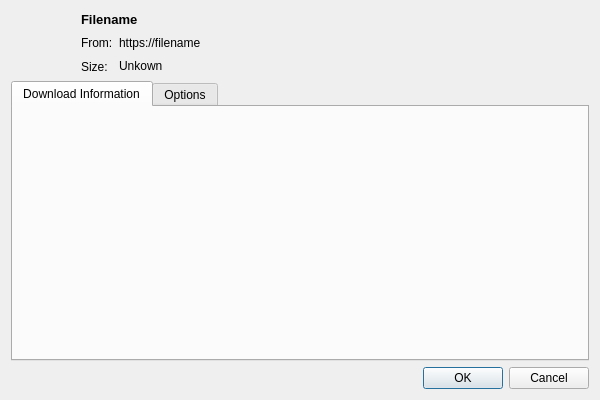
setvisible/ArrowDL, file src/dialogs/informationdialog.ui: the form before one commit.
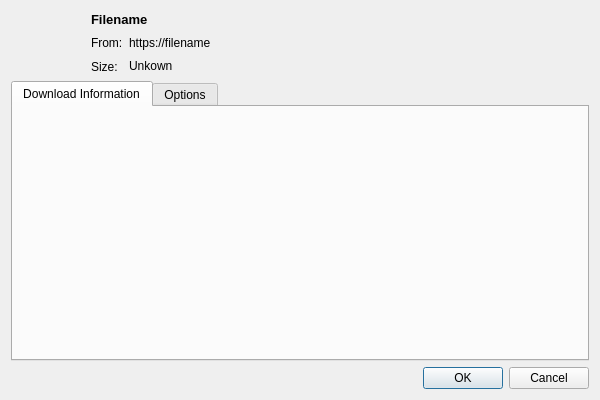
The form after the commit. Icons and pictures are not drawn. Custom widgets are drawn as their Qt base class.

Patch:
```diff
--- a/src/dialogs/informationdialog.ui
+++ b/src/dialogs/informationdialog.ui
@@ -13,33 +13,17 @@
   <property name="modal">
    <bool>true</bool>
   </property>
-  <layout class="QVBoxLayout" name="verticalLayout">
+  <layout class="QVBoxLayout" name="verticalLayout" stretch="0,1,0">
    <item>
-    <layout class="QGridLayout" name="gridLayout" columnstretch="0,0,1">
-     <item row="2" column="1">
-      <widget class="QLabel" name="sizeLabel">
-       <property name="text">
-        <string>Size:</string>
-       </property>
-      </widget>
-     </item>
+    <layout class="QGridLayout" name="gridLayout" rowstretch="0,0,0" columnstretch="0,0,0,1">
      <item row="1" column="2">
-      <widget class="QLabel" name="urlLineEdit">
-       <property name="focusPolicy">
-        <enum>Qt::StrongFocus</enum>
-       </property>
+      <widget class="QLabel" name="urlLabel">
        <property name="text">
-        <string notr="true">https://filename</string>
-       </property>
-       <property name="wordWrap">
-        <bool>true</bool>
-       </property>
-       <property name="textInteractionFlags">
-        <set>Qt::LinksAccessibleByMouse|Qt::TextSelectableByKeyboard|Qt::TextSelectableByMouse</set>
+        <string>From:</string>
        </property>
       </widget>
      </item>
-     <item row="0" column="1" colspan="2">
+     <item row="0" column="2" colspan="2">
       <widget class="QLabel" name="fileNameLineEdit">
        <property name="font">
         <font>
@@ -62,14 +46,7 @@
        </property>
       </widget>
      </item>
-     <item row="1" column="1">
-      <widget class="QLabel" name="urlLabel">
-       <property name="text">
-        <string>From:</string>
-       </property>
-      </widget>
-     </item>
-     <item row="2" column="2">
+     <item row="2" column="3">
       <widget class="QLabel" name="sizeLineEdit">
        <property name="focusPolicy">
         <enum>Qt::StrongFocus</enum>
@@ -82,6 +59,13 @@
        </property>
       </widget>
      </item>
+     <item row="2" column="2">
+      <widget class="QLabel" name="sizeLabel">
+       <property name="text">
+        <string>Size:</string>
+       </property>
+      </widget>
+     </item>
      <item row="0" column="0" rowspan="3">
       <widget class="QLabel" name="fileIcon">
        <property name="minimumSize">
@@ -104,6 +88,41 @@
        </property>
        <property name="scaledContents">
         <bool>true</bool>
+       </property>
+       <property name="margin">
+        <number>8</number>
+       </property>
+      </widget>
+     </item>
+     <item row="0" column="1" rowspan="3">
+      <spacer name="horizontalSpacer">
+       <property name="orientation">
+        <enum>Qt::Horizontal</enum>
+       </property>
+       <property name="sizeType">
+        <enum>QSizePolicy::Fixed</enum>
+       </property>
+       <property name="sizeHint" stdset="0">
+        <size>
+         <width>10</width>
+         <height>20</height>
+        </size>
+       </property>
+      </spacer>
+     </item>
+     <item row="1" column="3">
+      <widget class="QLabel" name="urlLineEdit">
+       <property name="focusPolicy">
+        <enum>Qt::StrongFocus</enum>
+       </property>
+       <property name="text">
+        <string notr="true">https://filename</string>
+       </property>
+       <property name="wordWrap">
+        <bool>true</bool>
+       </property>
+       <property name="textInteractionFlags">
+        <set>Qt::LinksAccessibleByMouse|Qt::TextSelectableByKeyboard|Qt::TextSelectableByMouse</set>
        </property>
       </widget>
      </item>
```
Left out of the diff: 6 changed lines with no effect on the pictures.
